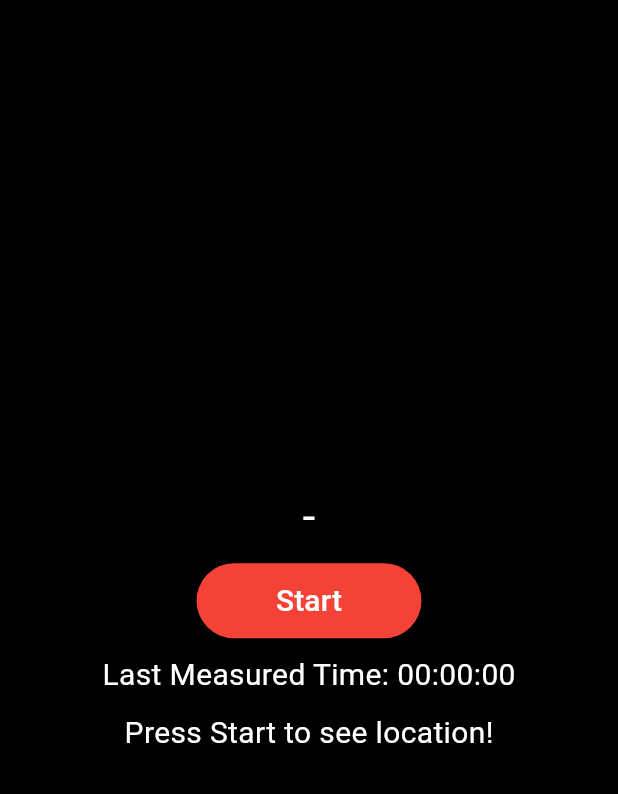
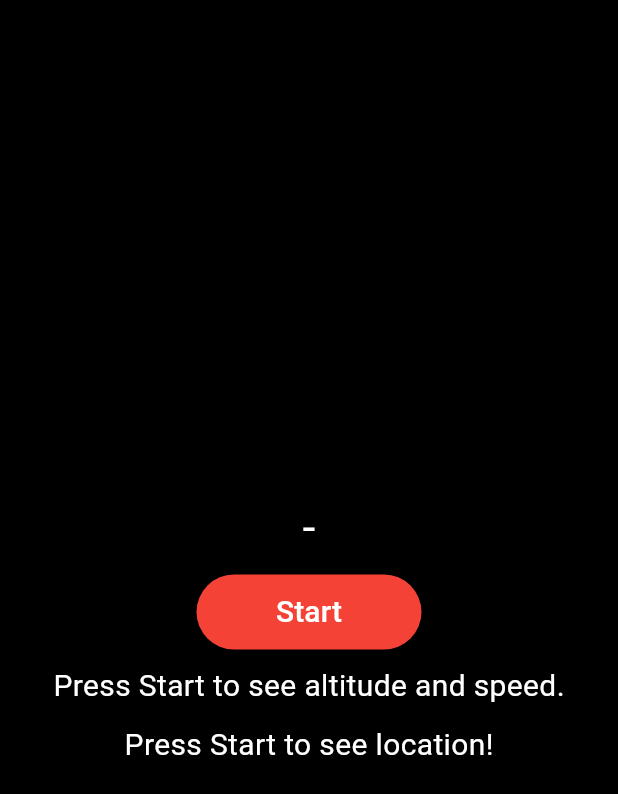
Before and after one commit to BahresAtli/TravelLogger-TTK, a Flutter app: the screen it shows after launch, on a phone screen of 412 x 824 dp. Shown: the top 794 px of the screen. Run offline on Flutter 3.47's test engine with Material 3 defaults, Android fonts, the phone set to English and light mode, and no system bars; our stand-ins replace geolocator, sqflite, wakelock_plus; accounts and stored records are empty; statements that could not run were skipped.

Commit message:
Added altitude and speed information and removed the last measured time

```diff
--- a/lib/core/data/location_table.dart
+++ b/lib/core/data/location_table.dart
@@ -7,6 +7,8 @@ class LocationTable extends ObjectBase {
   late int locationOrder;
   late String? latitude;
   late String? longitude;
+  late String? altitude;
+  late String? speed;
   late String? timeAtInstance;
 
   LocationTable();
--- a/lib/core/data/main_table.dart
+++ b/lib/core/data/main_table.dart
@@ -8,8 +8,10 @@ class MainTable extends ObjectBase {
   late int? elapsedMilisecs;
   late String? startLatitude;
   late String? startLongitude;
+  late String? startAltitude;
   late String? endLatitude;
   late String? endLongitude;
+  late String? endAltitude;
   late String? label;
 
   MainTable();
--- a/lib/core/database/db_helper.dart
+++ b/lib/core/database/db_helper.dart
@@ -30,6 +30,18 @@ class DatabaseHelper {
   Future<void> initializeTable(Database db, String table) async {
       String sqlCommand = await rootBundle.loadString('lib/core/database/sql/create/$table.sql');
       await db.execute(sqlCommand);
+  }
+
+  Future<void> initializeNewColumns() async {
+    //new column handling will be automated in the future.
+
+    //columns for altitude and speed update
+    await addColumn("startAltitude", "mainTable");
+    await addColumn("endAltitude", "mainTable");
+    await addColumn("altitude", "location");
+    await addColumn("speed", "location");
+
+
   }
 
   Future<List<Map<String, dynamic>>> select(String table) async {
--- a/lib/main.dart
+++ b/lib/main.dart
@@ -24,6 +24,7 @@ void main() {
   WidgetsFlutterBinding.ensureInitialized();
   //FlutterForegroundTask.initCommunicationPort();
   setLocationPermission();
+  dbHelper.initializeNewColumns();
   runApp(const MaterialApp(home: MainApp())); //for making AlertDialog work
 }
 
@@ -45,6 +46,7 @@ class _MainAppState extends State<MainApp> {
   void _pressHandler() async {
     var list = await dbHelper.select('mainTable');
 
+    //manually setting the record id of the location and maindata tables
     if (list.isEmpty) {
       locationData.recordID = 1;
       mainData.recordID = 1;
@@ -53,26 +55,30 @@ class _MainAppState extends State<MainApp> {
       mainData.recordID = list.last['recordID'] + 1;
     }
 
+    //start the operations
     timeTTK.start();
     locationTTK.startListeningLocation();
     locationData.locationOrder = 0;
     mainData.startTime = DateTime.now().toString();
     WakelockPlus
         .enable(); //don't turn off the screen, temporary solution for background issue
-
+    //set state every second
     timerState = Timer.periodic(const Duration(seconds: 1), (Timer t) async {
       setState(() {});
     });
 
+    //wait the app to get location before it starts to save initial data on the mainTable
     await locationTTK.getPosition();
     mainData.startLatitude = locationTTK.currentPosition?.latitude.toString();
     mainData.startLongitude = locationTTK.currentPosition?.longitude.toString();
+    mainData.startAltitude = locationTTK.currentPosition?.altitude.toString();
     mainData.label = "Error: App crashed/Connection lost while measuring";
     Map<String, dynamic> mainRow = {
       //even though app crashes in the middle of a measurement, there is properly connecting ID for location data, since an instance is created at the beginning.
       'startTime': mainData.startTime,
       'startLatitude': mainData.startLatitude,
       'startLongitude': mainData.startLongitude,
+      'startAltitude': mainData.startAltitude,
       'label': mainData.label,
     };
     await dbHelper.insert(mainRow, 'mainTable');
@@ -81,14 +87,17 @@ class _MainAppState extends State<MainApp> {
         Timer.periodic(const Duration(seconds: 10), (Timer t) async {
       locationData.locationOrder++;
       locationData.latitude = locationTTK.currentPosition?.latitude.toString();
-      locationData.longitude =
-          locationTTK.currentPosition?.longitude.toString();
+      locationData.longitude = locationTTK.currentPosition?.longitude.toString();
+      locationData.altitude = locationTTK.currentPosition?.altitude.toString();
+      locationData.speed = locationTTK.currentPosition?.speed.toString();
       locationData.timeAtInstance = DateTime.now().toString();
       Map<String, dynamic> locationRow = {
         'recordID': locationData.recordID,
         'locationOrder': locationData.locationOrder,
         'latitude': locationData.latitude,
         'longitude': locationData.longitude,
+        'altitude' : locationData.altitude,
+        'speed': locationData.speed,
         'timeAtInstance': locationData.timeAtInstance
       };
       await dbHelper.insert(locationRow, 'location');
@@ -107,10 +116,11 @@ class _MainAppState extends State<MainApp> {
     String? startTime = mainData.startTime;
     String? startLatitude = mainData.startLatitude;
     String? startLongitude = mainData.startLongitude;
-
+    String? startAltitude = mainData.startAltitude;
     mainData.elapsedMilisecs = timeTTK.lastTime;
     mainData.endLatitude = locationTTK.currentPosition?.latitude.toString();
     mainData.endLongitude = locationTTK.currentPosition?.longitude.toString();
+    mainData.endAltitude = locationTTK.currentPosition?.altitude.toString();
     //mainData.label = await _labelInputBox();
     mainData.label = controller.text;
     controller.clear();
@@ -121,8 +131,10 @@ class _MainAppState extends State<MainApp> {
       'elapsedMilisecs': mainData.elapsedMilisecs,
       'startLatitude': startLatitude,
       'startLongitude': startLongitude,
+      'startAltitude': startAltitude,
       'endLatitude': mainData.endLatitude,
       'endLongitude': mainData.endLongitude,
+      'endAltitude': mainData.endAltitude,
       'label': mainData.label
     };
     await dbHelper.update(row, 'mainTable');
@@ -156,12 +168,12 @@ class _MainAppState extends State<MainApp> {
           child: Column(
             mainAxisAlignment: MainAxisAlignment.center,
             children: [
-              const SizedBox(height: 60), //temporary solution for centering
+              const SizedBox(height: 75), //temporary solution for centering
               _timeText(),
               const SizedBox(height: 10),
               _startButton(),
               const SizedBox(height: 10),
-              _lastData(),
+              _altitudeAndSpeed(),
               const SizedBox(height: 10),
               _currentLocation(),
               const SizedBox(height: 10),
@@ -257,9 +269,14 @@ class _MainAppState extends State<MainApp> {
     );
   }
 
-  Container _lastData() {
-    String textField =
-        'Last Measured Time: ${timeTTK.formatElapsedToText(timeTTK.lastTime)}';
+  Container _altitudeAndSpeed() {
+
+    String textField = 'Press Start to see altitude and speed.';
+
+    if (isPressed) {
+      double? kmh = locationTTK.currentPosition?.speed;
+      textField = '${locationTTK.currentPosition?.altitude.toStringAsPrecision(4)} m, ${kmh?.toStringAsPrecision(4)} km/h';
+    }
 
     return Container(child: _commonText(textField, 20));
   }
```
Also changed, not shown: 2 other files.
